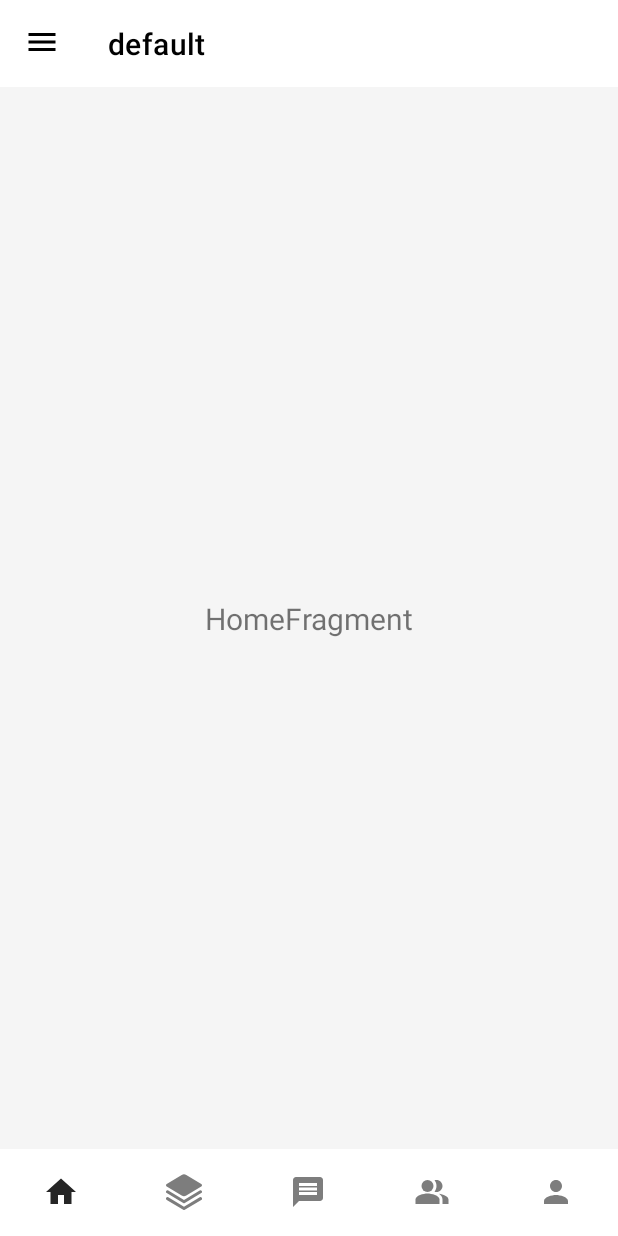
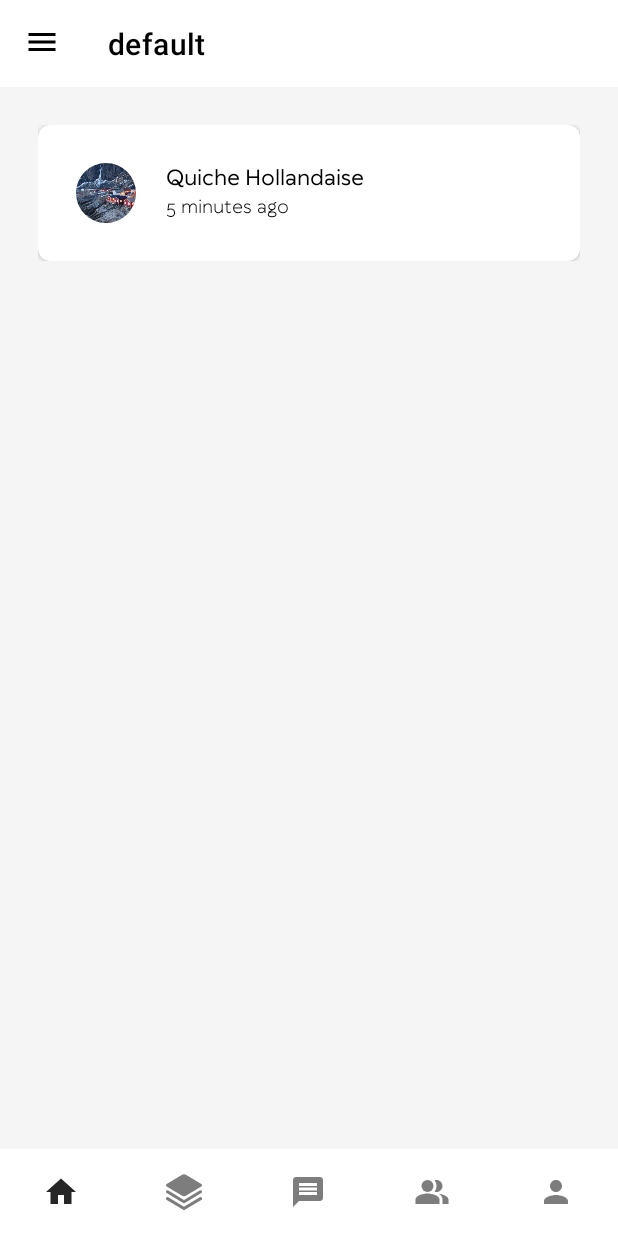
Before and after one commit to MateuszSzelecki/Immersion, an Android app: the FragmentHome screen opened directly, with no data from a screen before it, on a phone screen of 412 x 824 dp. Run offline under Robolectric (Android 15) with nearby library versions, the phone set to English and light mode, and no system bars; our stand-ins replace Room's generated code; 2 statements that could not run were skipped.

Commit message:
Immersion App

```diff
--- a/app/src/main/res/layout/fragment_home.xml
+++ b/app/src/main/res/layout/fragment_home.xml
@@ -5,16 +5,9 @@
     android:layout_width="match_parent"
     android:layout_height="match_parent"
     tools:context=".fragments.FragmentHome"
-    android:background="?attr/colorPrimaryVariant">
+    android:background="?attr/colorPrimaryVariant"
+    android:padding="25dp">
 
-    <TextView
-        android:layout_width="wrap_content"
-        android:layout_height="wrap_content"
-        android:text="HomeFragment"
-        android:textSize="20sp"
-        app:layout_constraintBottom_toBottomOf="parent"
-        app:layout_constraintEnd_toEndOf="parent"
-        app:layout_constraintStart_toStartOf="parent"
-        app:layout_constraintTop_toTopOf="parent" />
+    <include layout="@layout/home_card_item" />
 
 </androidx.constraintlayout.widget.ConstraintLayout>
--- /dev/null
+++ b/app/src/main/res/layout/home_card_item.xml
@@ -0,0 +1,28 @@
+<?xml version="1.0" encoding="utf-8"?>
+<androidx.constraintlayout.widget.ConstraintLayout xmlns:android="http://schemas.android.com/apk/res/android"
+    xmlns:app="http://schemas.android.com/apk/res-auto"
+    xmlns:tools="http://schemas.android.com/tools"
+    android:layout_width="match_parent"
+    android:layout_height="wrap_content">
+
+    <androidx.cardview.widget.CardView
+        android:layout_width="match_parent"
+        android:layout_height="wrap_content"
+        app:cardBackgroundColor="?attr/colorOnPrimary"
+        app:cardCornerRadius="8dp"
+        app:layout_constraintBottom_toBottomOf="parent"
+        app:layout_constraintEnd_toEndOf="parent"
+        app:layout_constraintStart_toStartOf="parent"
+        app:layout_constraintTop_toTopOf="parent">
+
+        <androidx.constraintlayout.widget.ConstraintLayout
+            android:layout_width="match_parent"
+            android:layout_height="match_parent"
+            android:padding="25dp">
+
+            <include layout="@layout/home_card_item_profile" />
+
+        </androidx.constraintlayout.widget.ConstraintLayout>
+
+    </androidx.cardview.widget.CardView>
+</androidx.constraintlayout.widget.ConstraintLayout>
--- /dev/null
+++ b/app/src/main/res/layout/home_card_item_profile.xml
@@ -0,0 +1,43 @@
+<?xml version="1.0" encoding="utf-8"?>
+<merge xmlns:android="http://schemas.android.com/apk/res/android"
+    xmlns:app="http://schemas.android.com/apk/res-auto">
+
+    <androidx.constraintlayout.widget.ConstraintLayout
+        android:layout_width="match_parent"
+        android:layout_height="match_parent">
+
+        <com.google.android.material.imageview.ShapeableImageView
+            android:id="@+id/profileImageHomePostItem"
+            android:layout_width="40dp"
+            android:layout_height="40dp"
+            android:src="@mipmap/ic_test_foreground"
+            app:layout_constraintBottom_toBottomOf="parent"
+            app:layout_constraintStart_toStartOf="parent"
+            app:layout_constraintTop_toTopOf="parent"
+            app:shapeAppearanceOverlay="@style/circle" />
+
+        <TextView
+            android:id="@+id/nameHomePostItem"
+            android:layout_width="wrap_content"
+            android:layout_height="wrap_content"
+            android:layout_marginStart="20dp"
+            android:fontFamily="@font/wellingtons_medium"
+            android:text="Quiche Hollandaise"
+            android:textColor="@color/black"
+            android:textSize="14sp"
+            app:layout_constraintStart_toEndOf="@+id/profileImageHomePostItem"
+            app:layout_constraintTop_toTopOf="@+id/profileImageHomePostItem" />
+
+        <TextView
+            android:id="@+id/timeAgoHomePostItem"
+            android:layout_width="wrap_content"
+            android:layout_height="wrap_content"
+            android:fontFamily="@font/wellingtons_regular"
+            android:text="5 minutes ago"
+            android:textColor="@color/black"
+            android:textSize="12sp"
+            app:layout_constraintStart_toStartOf="@+id/nameHomePostItem"
+            app:layout_constraintTop_toBottomOf="@+id/nameHomePostItem" />
+
+    </androidx.constraintlayout.widget.ConstraintLayout>
+</merge>
```
Also changed, not shown: app/src/main/res/font/wellingtons_black.ttf (added), app/src/main/res/font/wellingtons_light.ttf (added), app/src/main/res/font/wellingtons_medium.ttf (added), app/src/main/res/font/wellingtons_regular.ttf (added), app/src/main/res/font/wellingtons_thin.ttf (added), 1 other file.
